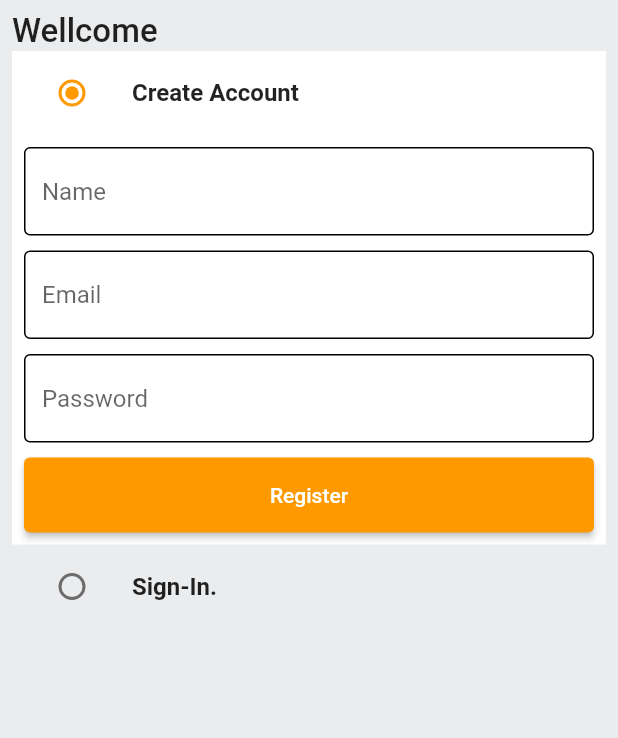
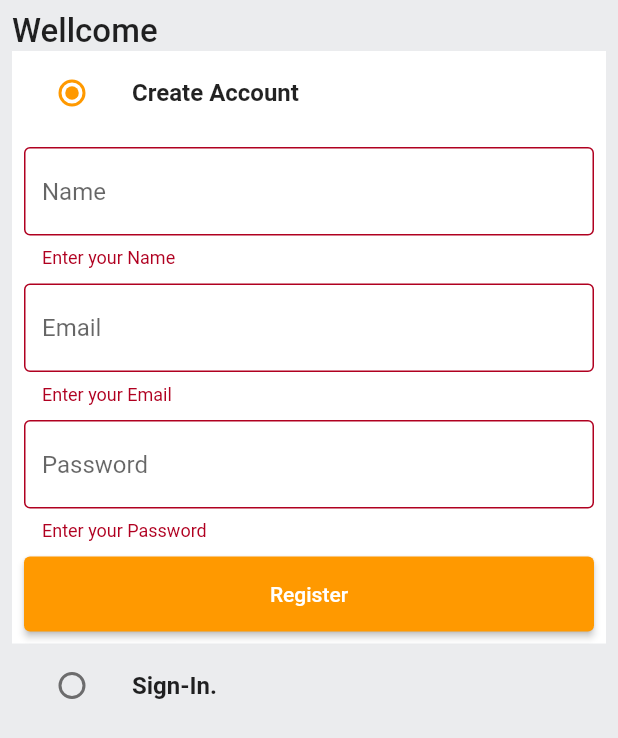
Before and after one commit to AmirBegic1/amazon_clone, a Flutter app: the screen it shows after launch, after a tap on "Register", on a phone screen of 412 x 824 dp. Shown: the top 738 px of the screen. Run offline on Flutter 3.47's test engine with Material 2 defaults, Android fonts, the phone set to English and light mode, and no system bars.

Commit message:
backend login/register

```diff
--- a/lib/common/widgets/custom_nutton.dart
+++ b/lib/common/widgets/custom_nutton.dart
@@ -9,13 +9,13 @@ class CustomButton extends StatelessWidget {
   @override
   Widget build(BuildContext context) {
     return ElevatedButton(
-      child: Text(
-        text,
-      ),
       onPressed: onTap,
       style: ElevatedButton.styleFrom(
         minimumSize: const Size(double.infinity, 50),
       ),
+      child: Text(
+        text,
+      ),
     );
   }
 }
--- a/lib/common/widgets/custom_textfield.dart
+++ b/lib/common/widgets/custom_textfield.dart
@@ -25,7 +25,12 @@ class CustomTExtField extends StatelessWidget {
           ),
         ),
       ),
-      validator: (value) {},
+      validator: (val) {
+        if (val == null || val.isEmpty) {
+          return 'Enter your $hintText';
+        }
+        return null;
+      },
     );
   }
 }
--- a/lib/constants/global_variables.dart
+++ b/lib/constants/global_variables.dart
@@ -1,6 +1,8 @@
 import 'package:flutter/material.dart';
 
 // String uri = 'http://<yourip>:3000';
+
+String uri = 'htpp://37.203.72.189:3000';
 
 class GlobalVariables {
   // COLORS
--- a/lib/features/screens/auth_screen.dart
+++ b/lib/features/screens/auth_screen.dart
@@ -1,6 +1,7 @@
 import 'package:amazon_clone/common/widgets/custom_nutton.dart';
 import 'package:amazon_clone/common/widgets/custom_textfield.dart';
 import 'package:amazon_clone/constants/global_variables.dart';
+import 'package:amazon_clone/features/services/auth_service.dart';
 import 'package:flutter/material.dart';
 
 enum Auth {
@@ -10,7 +11,7 @@ enum Auth {
 
 class AuthScreen extends StatefulWidget {
   static const String routeName = '/auth-screen';
-  AuthScreen({Key? key}) : super(key: key);
+  const AuthScreen({Key? key}) : super(key: key);
 
   @override
   State<AuthScreen> createState() => _AuthScreenState();
@@ -20,7 +21,7 @@ class _AuthScreenState extends State<AuthScreen> {
   Auth _auth = Auth.signup;
   final _signupFormKey = GlobalKey<FormState>();
   final _signInFormKey = GlobalKey<FormState>();
-
+  final AuthService authService = AuthService();
   final TextEditingController _emailController = TextEditingController();
   final TextEditingController _passwordController = TextEditingController();
   final TextEditingController _nameController = TextEditingController();
@@ -33,6 +34,16 @@ class _AuthScreenState extends State<AuthScreen> {
     _nameController.dispose();
   }
 
+  void signUpUser() {
+    authService.signUp(
+      context: context,
+      email: _emailController.text,
+      password: _passwordController.text,
+      name: _nameController.text,
+    );
+  }
+
+  @override
   Widget build(BuildContext context) {
     return Scaffold(
       backgroundColor: GlobalVariables.greyBackgroundCOlor,
@@ -93,7 +104,13 @@ class _AuthScreenState extends State<AuthScreen> {
                           hintText: 'Password',
                         ),
                         const SizedBox(height: 10),
-                        CustomButton(text: "Register", onTap: () {}),
+                        CustomButton(
+                            text: "Register",
+                            onTap: () {
+                              if (_signupFormKey.currentState!.validate()) {
+                                signUpUser();
+                              }
+                            }),
                       ],
                     ),
                   ),
--- a/lib/main.dart
+++ b/lib/main.dart
@@ -26,7 +26,7 @@ class MyApp extends StatelessWidget {
         ),
       ),
       onGenerateRoute: (settings) => generateRoute(settings),
-      home: AuthScreen(),
+      home: const AuthScreen(),
     );
   }
 }
--- /dev/null
+++ b/lib/model/user_model.dart
@@ -0,0 +1,47 @@
+import 'dart:convert';
+
+class User {
+  final String id;
+  final String name;
+  final String email;
+  final String password;
+  final String address;
+  final String type;
+  final String token;
+
+  User({
+    required this.email,
+    required this.id,
+    required this.name,
+    required this.password,
+    required this.address,
+    required this.type,
+    required this.token,
+  });
+
+  Map<String, dynamic> toMap() {
+    return {
+      'id': id,
+      'name': name,
+      'email': email,
+      'password': password,
+      'address': address,
+      'type': type,
+      'token': token,
+    };
+  }
+
+  factory User.fromMap(Map<String, dynamic> map) {
+    return User(
+      id: map['_id'] ?? '',
+      name: map['name'] ?? '',
+      email: map['email'] ?? '',
+      password: map['password'] ?? '',
+      address: map['address'] ?? '',
+      type: map['type'] ?? '',
+      token: map['token'] ?? '',
+    );
+  }
+
+  String toJson() => json.encode(toMap());
+}
--- a/lib/router.dart
+++ b/lib/router.dart
@@ -5,7 +5,7 @@ Route<dynamic> generateRoute(RouteSettings routeSettings) {
   switch (routeSettings.name) {
     case AuthScreen.routeName:
       return MaterialPageRoute(
-        builder: (_) => AuthScreen(),
+        builder: (_) => const AuthScreen(),
       );
     default:
       return MaterialPageRoute(
--- a/pubspec.yaml
+++ b/pubspec.yaml
@@ -33,9 +33,11 @@ dependencies:
     sdk: flutter
 
 
+
   # The following adds the Cupertino Icons font to your application.
   # Use with the CupertinoIcons class for iOS style icons.
   cupertino_icons: ^1.0.2
+  http: ^0.13.5
 
 dev_dependencies:
   flutter_test:
```
Also changed, not shown: lib/constants/error_handling.dart (added, +25 -0 lines), lib/constants/utils.dart (added, +9 -0 lines), lib/features/services/auth_service.dart (added, +51 -0 lines), pubspec.lock, 5 other files.
